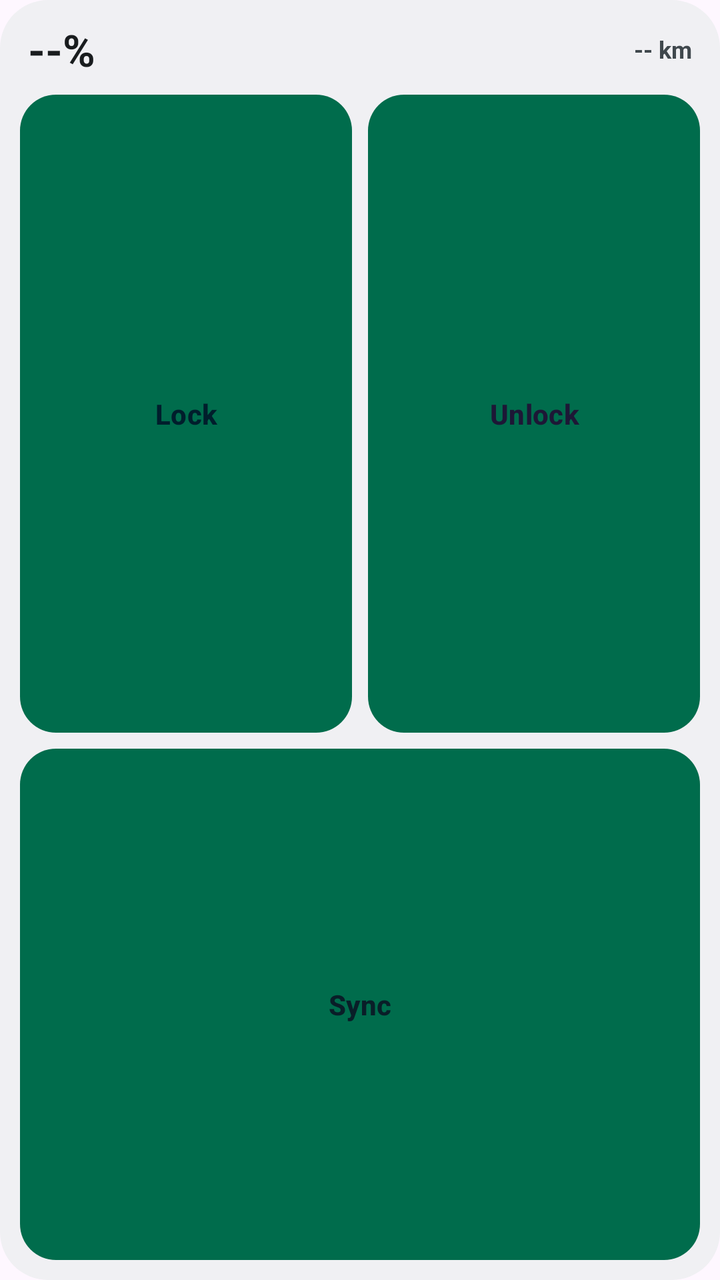
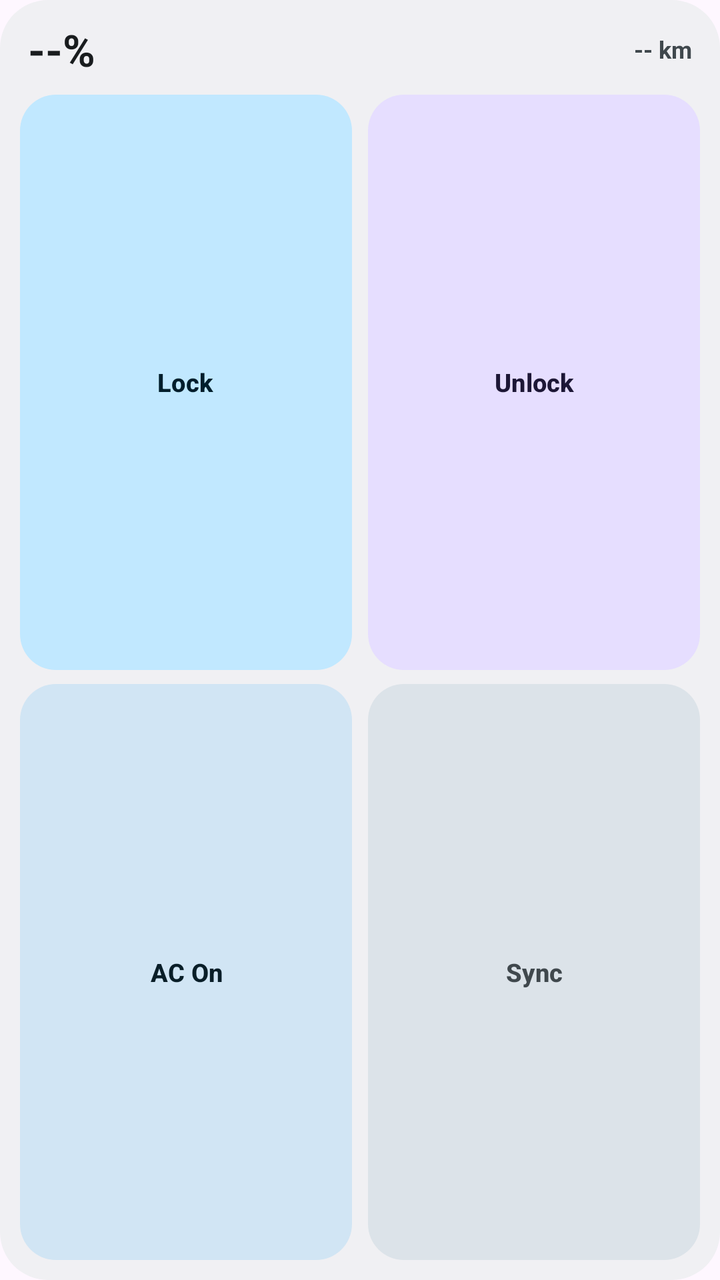

Compare the two renders of this Android layout. The source of the first and the diff that turns it into the second are given below.
<!-- AndroidManifest.xml: application theme Theme.BydWatch -->
<!-- res/layout/widget_vehicle_2x2.xml -->
<?xml version="1.0" encoding="utf-8"?>
<LinearLayout xmlns:android="http://schemas.android.com/apk/res/android"
    android:id="@+id/widgetRoot"
    android:layout_width="match_parent"
    android:layout_height="match_parent"
    android:background="@drawable/bg_widget_card"
    android:orientation="vertical"
    android:padding="10dp">

    
    <LinearLayout
        android:id="@+id/widgetHeader"
        android:layout_width="match_parent"
        android:layout_height="wrap_content"
        android:layout_marginBottom="8dp"
        android:gravity="center_vertical"
        android:orientation="horizontal"
        android:paddingHorizontal="4dp">

        <TextView
            android:id="@+id/tvWidgetSoc"
            android:layout_width="wrap_content"
            android:layout_height="wrap_content"
            android:text="--%"
            android:textColor="@color/widget_on_surface"
            android:textSize="22sp"
            android:textStyle="bold" />

        <TextView
            android:id="@+id/tvWidgetRange"
            android:layout_width="0dp"
            android:layout_height="wrap_content"
            android:layout_marginStart="8dp"
            android:layout_weight="1"
            android:ellipsize="end"
            android:gravity="end"
            android:maxLines="2"
            android:text="-- km"
            android:textColor="@color/widget_on_surface_variant"
            android:textSize="12sp"
            android:textStyle="bold" />
    </LinearLayout>

    
    <LinearLayout
        android:layout_width="match_parent"
        android:layout_height="0dp"
        android:layout_weight="1"
        android:orientation="horizontal">

        <Button
            android:id="@+id/btnWidgetLock"
            android:layout_width="0dp"
            android:layout_height="match_parent"
            android:layout_marginEnd="4dp"
            android:layout_weight="1"
            android:background="@drawable/bg_widget_btn_primary"
            android:padding="4dp"
            android:text="Lock"
            android:textAllCaps="false"
            android:textColor="@color/widget_on_primary_container"
            android:textSize="14sp"
            android:textStyle="bold" />

        <Button
            android:id="@+id/btnWidgetUnlock"
            android:layout_width="0dp"
            android:layout_height="match_parent"
            android:layout_marginStart="4dp"
            android:layout_weight="1"
            android:background="@drawable/bg_widget_btn_tertiary"
            android:padding="4dp"
            android:text="Unlock"
            android:textAllCaps="false"
            android:textColor="@color/widget_on_tertiary_container"
            android:textSize="14sp"
            android:textStyle="bold" />
    </LinearLayout>

    
    <Button
        android:id="@+id/btnWidgetRefresh"
        android:layout_width="match_parent"
        android:layout_height="0dp"
        android:layout_marginTop="8dp"
        android:layout_weight="0.8"
        android:background="@drawable/bg_widget_btn_secondary"
        android:padding="4dp"
        android:text="Sync"
        android:textAllCaps="false"
        android:textColor="@color/widget_on_secondary_container"
        android:textSize="14sp"
        android:textStyle="bold" />

    
    <LinearLayout
        android:id="@+id/layoutWidgetLocationBar"
        android:layout_width="match_parent"
        android:layout_height="wrap_content"
        android:layout_marginTop="8dp"
        android:background="@drawable/bg_widget_chip"
        android:gravity="center_vertical"
        android:orientation="horizontal"
        android:paddingHorizontal="8dp"
        android:paddingVertical="6dp"
        android:visibility="gone">

        <ImageView
            android:layout_width="16dp"
            android:layout_height="16dp"
            android:layout_marginEnd="6dp"
            android:contentDescription="@string/label_car_location"
            android:src="@drawable/ic_byd_location" />

        <LinearLayout
            android:layout_width="0dp"
            android:layout_height="wrap_content"
            android:layout_weight="1"
            android:orientation="vertical">

            <TextView
                android:id="@+id/tvWidgetLocationLabel"
                android:layout_width="match_parent"
                android:layout_height="wrap_content"
                android:ellipsize="end"
                android:maxLines="1"
                android:text="Location · Nav"
                android:textColor="@color/widget_on_surface_variant"
                android:textSize="10sp"
                android:textStyle="bold" />

            <TextView
                android:id="@+id/tvWidgetLocationText"
                android:layout_width="match_parent"
                android:layout_height="wrap_content"
                android:ellipsize="end"
                android:maxLines="1"
                android:text="@string/location_widget_empty"
                android:textColor="@color/widget_on_surface"
                android:textSize="11sp"
                android:textStyle="bold" />
        </LinearLayout>
    </LinearLayout>
</LinearLayout>
<!-- resources referenced by this layout -->
<resources>
  <!-- drawable bg_widget_chip (drawable) -->
  <?xml version="1.0" encoding="utf-8"?>
  <shape xmlns:android="http://schemas.android.com/apk/res/android"
      android:shape="rectangle">
      <solid android:color="@color/widget_surface_variant" />
      <corners android:radius="999dp" />
  </shape>
  <!-- drawable ic_byd_location (drawable) -->
  <?xml version="1.0" encoding="utf-8"?>
  <vector xmlns:android="http://schemas.android.com/apk/res/android"
      android:width="24dp"
      android:height="24dp"
      android:viewportWidth="24"
      android:viewportHeight="24">
      <path
          android:fillColor="@color/accent_emerald"
          android:pathData="M12,2C8.13,2 5,5.13 5,9c0,5.25 7,13 7,13s7,-7.75 7,-13c0,-3.87 -3.13,-7 -7,-7zM12,11.5c-1.38,0 -2.5,-1.12 -2.5,-2.5s1.12,-2.5 2.5,-2.5 2.5,1.12 2.5,2.5 -1.12,2.5 -2.5,2.5z" />
  </vector>
  <string name="label_car_location">Car Location</string>
  <string name="location_widget_empty">Tap Sync for location</string>
  <style name="Theme.BydWatch" parent="Theme.Material3.DayNight.NoActionBar">
          <item name="colorPrimary">@color/accent_emerald</item>
          <item name="colorOnPrimary">@android:color/white</item>
          <item name="colorPrimaryContainer">@color/widget_primary_container</item>
          <item name="colorOnPrimaryContainer">@color/widget_on_primary_container</item>
          <item name="colorSecondary">@color/accent_cyan</item>
          <item name="colorSecondaryContainer">@color/widget_secondary_container</item>
          <item name="colorOnSecondaryContainer">@color/widget_on_secondary_container</item>
          <item name="colorTertiaryContainer">@color/widget_tertiary_container</item>
          <item name="colorOnTertiaryContainer">@color/widget_on_tertiary_container</item>
          <item name="android:windowBackground">?attr/colorSurface</item>
          <item name="android:statusBarColor">@android:color/transparent</item>
          <item name="android:navigationBarColor">@android:color/transparent</item>
          <item name="android:windowLightStatusBar">true</item>
          <item name="textInputStyle">@style/Widget.BydWatch.TextInputLayout</item>
      </style>
  <!-- unchanged entries left out for length: 17 -->
</resources>

<!-- the commit's change to res/layout/widget_vehicle_2x2.xml (unified diff, before → after) -->
@@ -48,96 +48,132 @@
         android:layout_weight="1"
         android:orientation="horizontal">
 
-        <Button
-            android:id="@+id/btnWidgetLock"
+        <LinearLayout
+            android:id="@+id/tileWidgetLock"
             android:layout_width="0dp"
             android:layout_height="match_parent"
             android:layout_marginEnd="4dp"
             android:layout_weight="1"
             android:background="@drawable/bg_widget_btn_primary"
-            android:padding="4dp"
-            android:text="Lock"
-            android:textAllCaps="false"
-            android:textColor="@color/widget_on_primary_container"
-            android:textSize="14sp"
-            android:textStyle="bold" />
+            android:gravity="center"
+            android:orientation="horizontal"
+            android:paddingHorizontal="6dp">
 
-        <Button
-            android:id="@+id/btnWidgetUnlock"
+            <Button
+                android:id="@+id/btnWidgetLock"
+                android:layout_width="wrap_content"
+                android:layout_height="wrap_content"
+                android:background="@android:color/transparent"
+                android:drawablePadding="5dp"
+                android:drawableStart="@drawable/ic_widget_lock_sm"
+                android:gravity="center"
+                android:minWidth="0dp"
+                android:minHeight="0dp"
+                android:padding="0dp"
+                android:stateListAnimator="@null"
+                android:text="Lock"
+                android:textAllCaps="false"
+                android:textColor="@color/widget_on_primary_container"
+                android:textSize="12.5sp"
+                android:textStyle="bold" />
+        </LinearLayout>
+
+        <LinearLayout
+            android:id="@+id/tileWidgetUnlock"
             android:layout_width="0dp"
             android:layout_height="match_parent"
             android:layout_marginStart="4dp"
             android:layout_weight="1"
             android:background="@drawable/bg_widget_btn_tertiary"
-            android:padding="4dp"
-            android:text="Unlock"
-            android:textAllCaps="false"
-            android:textColor="@color/widget_on_tertiary_container"
-            android:textSize="14sp"
-            android:textStyle="bold" />
+            android:gravity="center"
+            android:orientation="horizontal"
+            android:paddingHorizontal="6dp">
+
+            <Button
+                android:id="@+id/btnWidgetUnlock"
+                android:layout_width="wrap_content"
+                android:layout_height="wrap_content"
+                android:background="@android:color/transparent"
+                android:drawablePadding="5dp"
+                android:drawableStart="@drawable/ic_widget_unlock_sm"
+                android:gravity="center"
+                android:minWidth="0dp"
+                android:minHeight="0dp"
+                android:padding="0dp"
+                android:stateListAnimator="@null"
+                android:text="Unlock"
+                android:textAllCaps="false"
+                android:textColor="@color/widget_on_tertiary_container"
+                android:textSize="12.5sp"
+                android:textStyle="bold" />
+        </LinearLayout>
     </LinearLayout>
 
     
-    <Button
-        android:id="@+id/btnWidgetRefresh"
+    <LinearLayout
         android:layout_width="match_parent"
         android:layout_height="0dp"
-        android:layout_marginTop="8dp"
-        android:layout_weight="0.8"
-        android:background="@drawable/bg_widget_btn_secondary"
-        android:padding="4dp"
-        android:text="Sync"
-        android:textAllCaps="false"
-        android:textColor="@color/widget_on_secondary_container"
-        android:textSize="14sp"
-        android:textStyle="bold" />
-
-    
-    <LinearLayout
-        android:id="@+id/layoutWidgetLocationBar"
-        android:layout_width="match_parent"
-        android:layout_height="wrap_content"
-        android:layout_marginTop="8dp"
-        android:background="@drawable/bg_widget_chip"
-        android:gravity="center_vertical"
-        android:orientation="horizontal"
-        android:paddingHorizontal="8dp"
-        android:paddingVertical="6dp"
-        android:visibility="gone">
-
-        <ImageView
-            android:layout_width="16dp"
-            android:layout_height="16dp"
-            android:layout_marginEnd="6dp"
-            android:contentDescription="@string/label_car_location"
-            android:src="@drawable/ic_byd_location" />
+        android:layout_marginTop="7dp"
+        android:layout_weight="1"
+        android:orientation="horizontal">
 
         <LinearLayout
+            android:id="@+id/tileWidgetAc"
             android:layout_width="0dp"
-            android:layout_height="wrap_content"
+            android:layout_height="match_parent"
+            android:layout_marginEnd="4dp"
             android:layout_weight="1"
-            android:orientation="vertical">
+            android:background="@drawable/bg_widget_btn_secondary"
+            android:gravity="center"
+            android:orientation="horizontal"
+            android:paddingHorizontal="6dp">
 
-            <TextView
-                android:id="@+id/tvWidgetLocationLabel"
-                android:layout_width="match_parent"
+            <Button
+                android:id="@+id/btnWidgetAc"
+                android:layout_width="wrap_content"
                 android:layout_height="wrap_content"
-                android:ellipsize="end"
-                android:maxLines="1"
-                android:text="Location · Nav"
+                android:background="@android:color/transparent"
+                android:drawablePadding="5dp"
+                android:drawableStart="@drawable/ic_widget_ac_sm"
+                android:gravity="center"
+                android:minWidth="0dp"
+                android:minHeight="0dp"
+                android:padding="0dp"
+                android:stateListAnimator="@null"
+                android:text="AC On"
+                android:textAllCaps="false"
+                android:textColor="@color/widget_on_secondary_container"
+                android:textSize="12.5sp"
+                android:textStyle="bold" />
+        </LinearLayout>
+
+        <LinearLayout
+            android:id="@+id/tileWidgetRefresh"
+            android:layout_width="0dp"
+            android:layout_height="match_parent"
+            android:layout_marginStart="4dp"
+            android:layout_weight="1"
+            android:background="@drawable/bg_widget_btn_tonal"
+            android:gravity="center"
+            android:orientation="horizontal"
+            android:paddingHorizontal="6dp">
+
+            <Button
+                android:id="@+id/btnWidgetRefresh"
+                android:layout_width="wrap_content"
+                android:layout_height="wrap_content"
+                android:background="@android:color/transparent"
+                android:drawablePadding="5dp"
+                android:drawableStart="@drawable/ic_widget_sync_sm"
+                android:gravity="center"
+                android:minWidth="0dp"
+                android:minHeight="0dp"
+                android:padding="0dp"
+                android:stateListAnimator="@null"
+                android:text="Sync"
+                android:textAllCaps="false"
                 android:textColor="@color/widget_on_surface_variant"
-                android:textSize="10sp"
-                android:textStyle="bold" />
-
-            <TextView
-                android:id="@+id/tvWidgetLocationText"
-                android:layout_width="match_parent"
-                android:layout_height="wrap_content"
-                android:ellipsize="end"
-                android:maxLines="1"
-                android:text="@string/location_widget_empty"
-                android:textColor="@color/widget_on_surface"
-                android:textSize="11sp"
+                android:textSize="12.5sp"
                 android:textStyle="bold" />
         </LinearLayout>
     </LinearLayout>
<!-- resource entries referenced after the edit -->
@@ -1,27 +1,90 @@
 <!-- resources referenced by this layout -->
 <resources>
-  <!-- drawable bg_widget_chip (drawable) -->
+  <!-- drawable bg_widget_btn_tonal (drawable) -->
   <?xml version="1.0" encoding="utf-8"?>
   <shape xmlns:android="http://schemas.android.com/apk/res/android"
       android:shape="rectangle">
       <solid android:color="@color/widget_surface_variant" />
-      <corners android:radius="999dp" />
+      <corners android:radius="18dp" />
   </shape>
-  <!-- drawable ic_byd_location (drawable) -->
+  <!-- drawable ic_widget_ac_sm (drawable) -->
   <?xml version="1.0" encoding="utf-8"?>
   <vector xmlns:android="http://schemas.android.com/apk/res/android"
-      android:width="24dp"
-      android:height="24dp"
+      android:width="16dp"
+      android:height="16dp"
       android:viewportWidth="24"
       android:viewportHeight="24">
       <path
-          android:fillColor="@color/accent_emerald"
-          android:pathData="M12,2C8.13,2 5,5.13 5,9c0,5.25 7,13 7,13s7,-7.75 7,-13c0,-3.87 -3.13,-7 -7,-7zM12,11.5c-1.38,0 -2.5,-1.12 -2.5,-2.5s1.12,-2.5 2.5,-2.5 2.5,1.12 2.5,2.5 -1.12,2.5 -2.5,2.5z" />
+          android:fillColor="@android:color/transparent"
+          android:strokeColor="@color/widget_on_secondary_container"
+          android:strokeLineCap="round"
+          android:strokeLineJoin="round"
+          android:strokeWidth="2.1"
+          android:pathData="M10,20l-1.25,-2.5L6,18 M10,4L8.75,6.5L6,6 M14,20l1.25,-2.5L18,18 M14,4l1.25,2.5L18,6 M17,21l-3,-6h-4 M17,3l-3,6l1.5,3 M2,12h6.5L10,9 M20,10l-1.5,2l1.5,2 M22,12h-6.5L14,15 M4,10l1.5,2L4,14 M7,21l3,-6l-1.5,-3 M7,3l3,6h4" />
   </vector>
-  <string name="label_car_location">Car Location</string>
-  <string name="location_widget_empty">Tap Sync for location</string>
+  <!-- drawable ic_widget_lock_sm (drawable) -->
+  <?xml version="1.0" encoding="utf-8"?>
+  <vector xmlns:android="http://schemas.android.com/apk/res/android"
+      android:width="16dp"
+      android:height="16dp"
+      android:viewportWidth="24"
+      android:viewportHeight="24">
+      <path
+          android:fillColor="@android:color/transparent"
+          android:strokeColor="@color/widget_on_primary_container"
+          android:strokeLineCap="round"
+          android:strokeLineJoin="round"
+          android:strokeWidth="2.1"
+          android:pathData="M5,11 H19 A2,2 0 0 1 21,13 V20 A2,2 0 0 1 19,22 H5 A2,2 0 0 1 3,20 V13 A2,2 0 0 1 5,11 Z" />
+      <path
+          android:fillColor="@android:color/transparent"
+          android:strokeColor="@color/widget_on_primary_container"
+          android:strokeLineCap="round"
+          android:strokeLineJoin="round"
+          android:strokeWidth="2.1"
+          android:pathData="M7,11V7a5,5 0 0,1 10,0v4" />
+  </vector>
+  <!-- drawable ic_widget_sync_sm (drawable) -->
+  <?xml version="1.0" encoding="utf-8"?>
+  <vector xmlns:android="http://schemas.android.com/apk/res/android"
+      android:width="16dp"
+      android:height="16dp"
+      android:viewportWidth="24"
+      android:viewportHeight="24">
+      <path
+          android:fillColor="@android:color/transparent"
+          android:strokeColor="@color/widget_on_surface_variant"
+          android:strokeLineCap="round"
+          android:strokeLineJoin="round"
+          android:strokeWidth="2.1"
+          android:pathData="M3,12a9,9 0 0,1 9,-9 9.75,9.75 0 0,1 6.74,2.74L21,8 M21,3v5h-5 M21,12a9,9 0 0,1 -9,9 9.75,9.75 0 0,1 -6.74,-2.74L3,16 M8,16H3v5" />
+  </vector>
+  <!-- drawable ic_widget_unlock_sm (drawable) -->
+  <?xml version="1.0" encoding="utf-8"?>
+  <vector xmlns:android="http://schemas.android.com/apk/res/android"
+      android:width="16dp"
+      android:height="16dp"
+      android:viewportWidth="24"
+      android:viewportHeight="24">
+      <path
+          android:fillColor="@android:color/transparent"
+          android:strokeColor="@color/widget_on_tertiary_container"
+          android:strokeLineCap="round"
+          android:strokeLineJoin="round"
+          android:strokeWidth="2.1"
+          android:pathData="M5,11 H19 A2,2 0 0 1 21,13 V20 A2,2 0 0 1 19,22 H5 A2,2 0 0 1 3,20 V13 A2,2 0 0 1 5,11 Z" />
+      <path
+          android:fillColor="@android:color/transparent"
+          android:strokeColor="@color/widget_on_tertiary_container"
+          android:strokeLineCap="round"
+          android:strokeLineJoin="round"
+          android:strokeWidth="2.1"
+          android:pathData="M7,11V7a5,5 0 0,1 9.9,-1" />
+  </vector>
   <style name="Theme.BydWatch" parent="Theme.Material3.DayNight.NoActionBar">
           <item name="colorPrimary">@color/accent_emerald</item>
+          <item name="colorPrimaryDark">@color/bg_obsidian</item>
+          <item name="android:colorPrimaryDark">@color/bg_obsidian</item>
           <item name="colorOnPrimary">@android:color/white</item>
           <item name="colorPrimaryContainer">@color/widget_primary_container</item>
           <item name="colorOnPrimaryContainer">@color/widget_on_primary_container</item>
@@ -31,11 +94,12 @@
           <item name="colorTertiaryContainer">@color/widget_tertiary_container</item>
           <item name="colorOnTertiaryContainer">@color/widget_on_tertiary_container</item>
           <item name="android:windowBackground">?attr/colorSurface</item>
-          <item name="android:statusBarColor">@android:color/transparent</item>
-          <item name="android:navigationBarColor">@android:color/transparent</item>
+          <item name="android:statusBarColor">@color/bg_obsidian</item>
+          <item name="android:navigationBarColor">@color/bg_obsidian</item>
           <item name="android:windowLightStatusBar">true</item>
           <item name="textInputStyle">@style/Widget.BydWatch.TextInputLayout</item>
       </style>
+  <color name="bg_obsidian">#F6F8F7</color>
   <!-- unchanged entries left out for length: 17 -->
 </resources>
 
